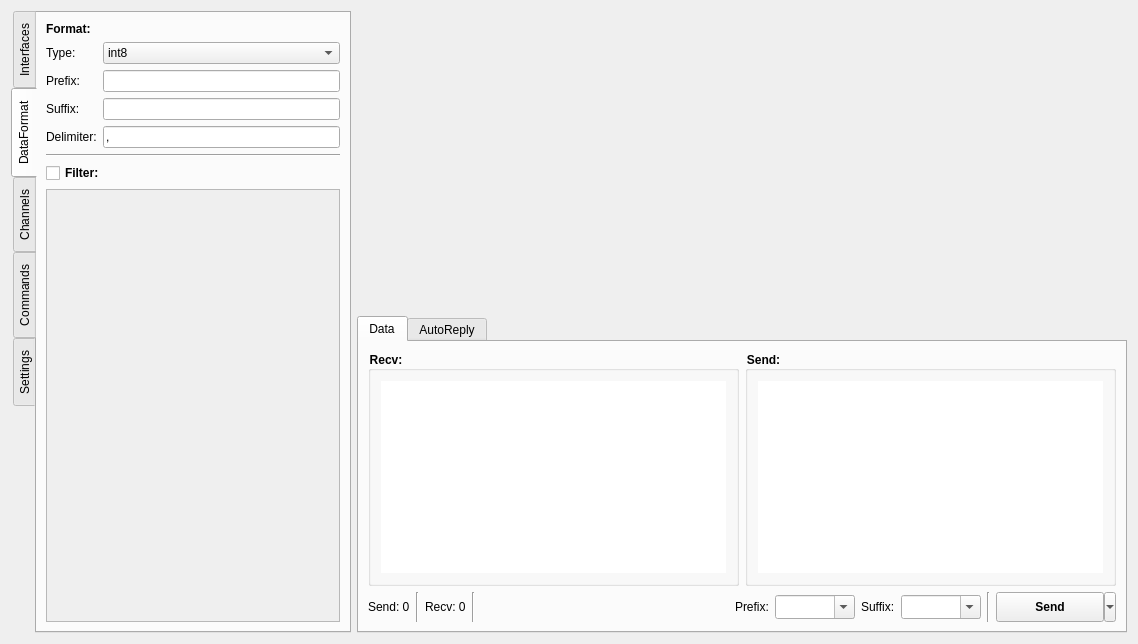
Old version of the form widget.ui in the repository uYanki/hw_plot.
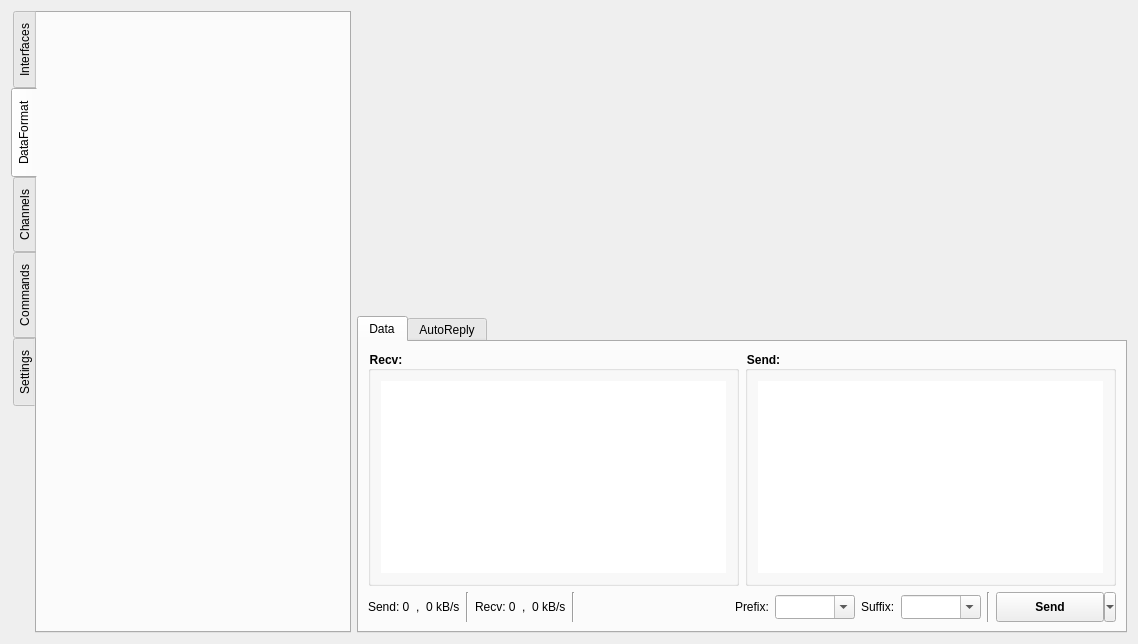
New version of the form. The open tabs and pages were chosen to show the change. Custom widgets are drawn as their Qt base class.

Diff of the .ui file:
```diff
--- a/widget.ui
+++ b/widget.ui
@@ -56,188 +56,7 @@
       <attribute name="title">
        <string>DataFormat</string>
       </attribute>
-      <layout class="QGridLayout" name="gridLayout_3">
-       <item row="1" column="0">
-        <widget class="QLabel" name="label">
-         <property name="text">
-          <string>Type:</string>
-         </property>
-        </widget>
-       </item>
-       <item row="7" column="0" colspan="2">
-        <widget class="QCheckBox" name="chk_datafilter_enable">
-         <property name="font">
-          <font>
-           <weight>75</weight>
-           <bold>true</bold>
-          </font>
-         </property>
-         <property name="text">
-          <string>Filter:</string>
-         </property>
-         <property name="checked">
-          <bool>false</bool>
-         </property>
-        </widget>
-       </item>
-       <item row="3" column="1">
-        <widget class="QLineEdit" name="input_dataformat_suffix">
-         <property name="text">
-          <string/>
-         </property>
-        </widget>
-       </item>
-       <item row="1" column="1">
-        <widget class="QComboBox" name="cmb_dataformat_type">
-         <item>
-          <property name="text">
-           <string>int8</string>
-          </property>
-         </item>
-         <item>
-          <property name="text">
-           <string>int16</string>
-          </property>
-         </item>
-         <item>
-          <property name="text">
-           <string>int32</string>
-          </property>
-         </item>
-         <item>
-          <property name="text">
-           <string>uint8</string>
-          </property>
-         </item>
-         <item>
-          <property name="text">
-           <string>uint16</string>
-          </property>
-         </item>
-         <item>
-          <property name="text">
-           <string>uint32</string>
-          </property>
-         </item>
-         <item>
-          <property name="text">
-           <string>float</string>
-          </property>
-         </item>
-         <item>
-          <property name="text">
-           <string>double</string>
-          </property>
-         </item>
-        </widget>
-       </item>
-       <item row="2" column="0">
-        <widget class="QLabel" name="label_24">
-         <property name="text">
-          <string>Prefix:</string>
-         </property>
-        </widget>
-       </item>
-       <item row="3" column="0">
-        <widget class="QLabel" name="label_23">
-         <property name="text">
-          <string>Suffix:</string>
-         </property>
-        </widget>
-       </item>
-       <item row="8" column="0" colspan="2">
-        <widget class="QTreeWidget" name="tree_datafilter">
-         <property name="enabled">
-          <bool>false</bool>
-         </property>
-         <property name="styleSheet">
-          <string notr="true"/>
-         </property>
-         <property name="verticalScrollBarPolicy">
-          <enum>Qt::ScrollBarAlwaysOff</enum>
-         </property>
-         <property name="horizontalScrollBarPolicy">
-          <enum>Qt::ScrollBarAsNeeded</enum>
-         </property>
-         <property name="autoScroll">
-          <bool>true</bool>
-         </property>
-         <property name="editTriggers">
-          <set>QAbstractItemView::EditKeyPressed</set>
-         </property>
-         <property name="dragEnabled">
-          <bool>false</bool>
-         </property>
-         <property name="selectionMode">
-          <enum>QAbstractItemView::SingleSelection</enum>
-         </property>
-         <property name="selectionBehavior">
-          <enum>QAbstractItemView::SelectRows</enum>
-         </property>
-         <property name="indentation">
-          <number>0</number>
-         </property>
-         <attribute name="headerVisible">
-          <bool>false</bool>
-         </attribute>
-         <attribute name="headerMinimumSectionSize">
-          <number>0</number>
-         </attribute>
-         <column>
-          <property name="text">
-           <string notr="true">1</string>
-          </property>
-         </column>
-        </widget>
-       </item>
-       <item row="2" column="1">
-        <widget class="QLineEdit" name="input_dataformat_prefix">
-         <property name="text">
-          <string/>
-         </property>
-        </widget>
-       </item>
-       <item row="4" column="1">
-        <widget class="QLineEdit" name="input_dataformat_delimiter">
-         <property name="text">
-          <string>,</string>
-         </property>
-        </widget>
-       </item>
-       <item row="6" column="0" colspan="2">
-        <widget class="Line" name="line_2">
-         <property name="orientation">
-          <enum>Qt::Horizontal</enum>
-         </property>
-        </widget>
-       </item>
-       <item row="4" column="0">
-        <widget class="QLabel" name="label_25">
-         <property name="text">
-          <string>Delimiter:</string>
-         </property>
-        </widget>
-       </item>
-       <item row="0" column="0" colspan="2">
-        <widget class="QLabel" name="label_26">
-         <property name="sizePolicy">
-          <sizepolicy hsizetype="Preferred" vsizetype="Preferred">
-           <horstretch>0</horstretch>
-           <verstretch>0</verstretch>
-          </sizepolicy>
-         </property>
-         <property name="font">
-          <font>
-           <weight>75</weight>
-           <bold>true</bold>
-          </font>
-         </property>
-         <property name="text">
-          <string>Format:</string>
-         </property>
-        </widget>
-       </item>
-      </layout>
+      <layout class="QGridLayout" name="gridLayout_3"/>
      </widget>
      <widget class="QWidget" name="tab_channel">
       <attribute name="title">
@@ -501,6 +320,20 @@
              </property>
             </widget>
            </item>
+           <item>
+            <widget class="QLabel" name="label_2">
+             <property name="text">
+              <string>,</string>
+             </property>
+            </widget>
+           </item>
+           <item>
+            <widget class="QLabel" name="label_speed_of_send">
+             <property name="text">
+              <string>0 kB/s</string>
+             </property>
+            </widget>
+           </item>
            <item>
             <widget class="Line" name="line_5">
              <property name="orientation">
@@ -515,6 +348,20 @@
              </property>
             </widget>
            </item>
+           <item>
+            <widget class="QLabel" name="label_3">
+             <property name="text">
+              <string>,</string>
+             </property>
+            </widget>
+           </item>
+           <item>
+            <widget class="QLabel" name="label_speed_of_recv">
+             <property name="text">
+              <string>0 kB/s</string>
+             </property>
+            </widget>
+           </item>
            <item>
             <widget class="Line" name="line_7">
              <property name="orientation">
```
Left out of the diff: 2 changed lines with no effect on the pictures.
